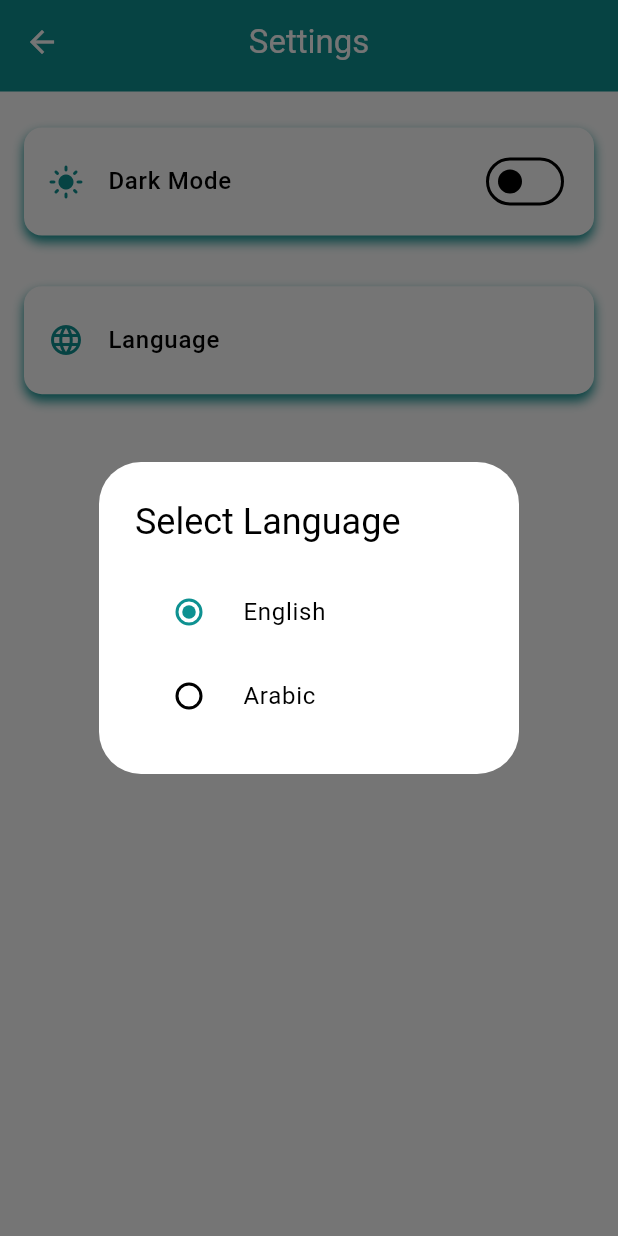
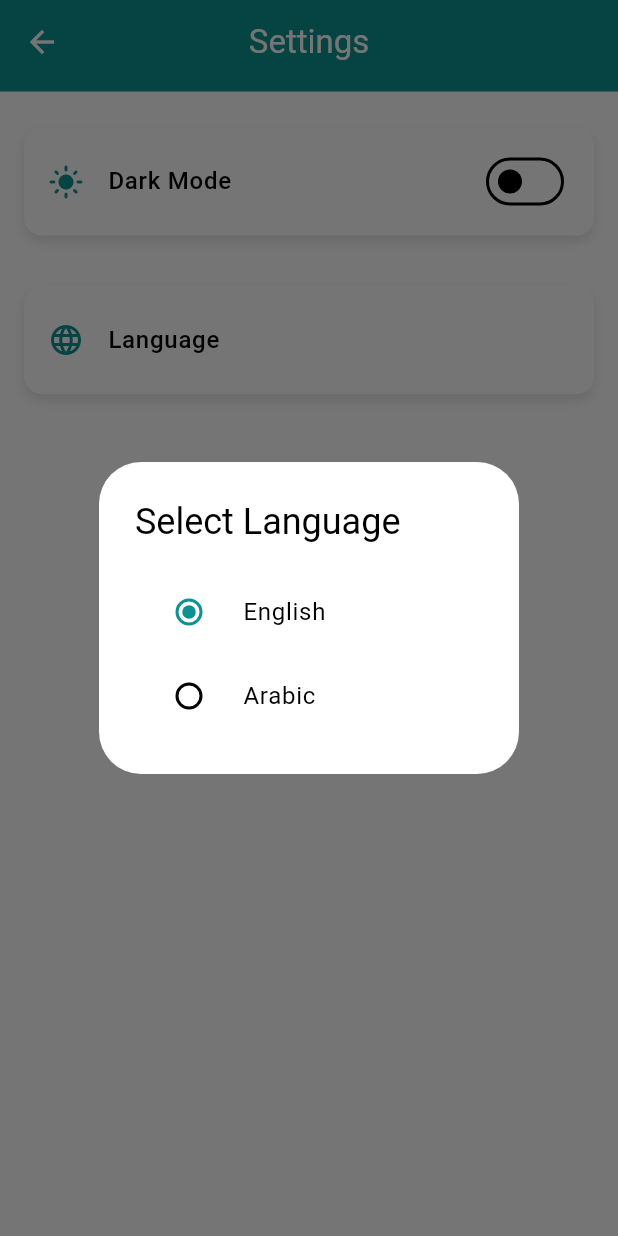
Before and after one commit to OmarAmeer96/Time-Pulse, a Flutter app: the SettingsView screen opened by its route, after a tap on "Language", on a phone screen of 412 x 824 dp. Run offline on Flutter 3.47's test engine with Material 3 defaults, Android fonts, the phone set to English and light mode, and no system bars; our stand-ins replace bloc, cloud_firestore, firebase_auth, firebase_core, flutter_bloc, flutter_screenutil and 2 more; accounts and stored records are empty; network calls fail; statements that could not run were skipped.

Commit message:
Refactor theme handling and improve UI consistency across various components

```diff
--- a/analysis_options.yaml
+++ b/analysis_options.yaml
@@ -10,7 +10,6 @@
 analyzer:
   errors:
     use_build_context_synchronously: ignore
-include: package:flutter_lints/flutter.yaml
 
 linter:
   # The lint rules applied to this project can be customized in the
--- a/lib/core/theme.dart
+++ b/lib/core/theme.dart
@@ -3,10 +3,14 @@ import 'package:flutter/material.dart';
 class MyTheme {
   static Color primaryColor = Color.fromARGB(255, 14, 145, 145);
   static Color redColor = Color(0xffF54140);
-  static Color blackColor = Color(0xff3D3C3C);
+  static Color blackColor = Color.fromARGB(255, 56, 53, 53);
   static Color greyColor = Color(0xff575656);
 
   static ThemeData lightMode = ThemeData(
+      appBarTheme: AppBarTheme(
+        foregroundColor: Colors.white,
+        backgroundColor: primaryColor,
+      ),
       colorScheme: ColorScheme.light(primary: primaryColor, error: redColor),
       buttonTheme: ButtonThemeData(textTheme: ButtonTextTheme.primary),
       canvasColor: Colors.white,
@@ -40,6 +44,11 @@ class MyTheme {
       ));
 
   static ThemeData darkMode = ThemeData(
+      appBarTheme: AppBarTheme(
+        foregroundColor: Colors.white,
+        backgroundColor: primaryColor,
+      ),
+      datePickerTheme: DatePickerThemeData(backgroundColor: blackColor),
       colorScheme: ColorScheme.dark(primary: primaryColor),
       buttonTheme: ButtonThemeData(textTheme: ButtonTextTheme.primary),
       scaffoldBackgroundColor: blackColor,
--- a/lib/core/widgets/custom_button.dart
+++ b/lib/core/widgets/custom_button.dart
@@ -15,6 +15,8 @@ class CustomButton extends StatelessWidget {
   Widget build(BuildContext context) {
     return Padding(
       padding: const EdgeInsets.all(15),
+      child: SizedBox(
+        height: 50,
         child: ElevatedButton(
           style: ElevatedButton.styleFrom(
             backgroundColor: Theme.of(context).colorScheme.primary,
@@ -35,6 +37,7 @@ class CustomButton extends StatelessWidget {
             ],
           ),
         ),
+      ),
     );
   }
 }
--- a/lib/core/widgets/custom_text_form_field.dart
+++ b/lib/core/widgets/custom_text_form_field.dart
@@ -48,7 +48,7 @@ class CustomTextFormField extends StatelessWidget {
                   : null,
               labelText: label,
               labelStyle: TextStyle(
-                  color: theme.darkMode ? Colors.black54 : Colors.black,
+                  color: theme.darkMode ? Colors.white : Colors.black,
                   fontSize: 20),
               prefixIcon: prefixIcon,
               prefixIconColor: Theme.of(context).colorScheme.primary,
--- a/lib/core/widgets/global_appbar.dart
+++ b/lib/core/widgets/global_appbar.dart
@@ -2,7 +2,7 @@ import 'package:flutter/material.dart';
 
 class GlobalAppbar extends StatelessWidget implements PreferredSizeWidget {
   final String title;
-  List<Widget>? actions;
+  final List<Widget>? actions;
   GlobalAppbar({required this.title, super.key, this.actions = null});
 
   @override
--- a/lib/core/widgets/global_data_show.dart
+++ b/lib/core/widgets/global_data_show.dart
@@ -14,7 +14,7 @@ class GlobalDataShow extends StatelessWidget {
       padding: EdgeInsets.all(10),
       decoration: BoxDecoration(
           borderRadius: BorderRadius.circular(8),
-          color: Colors.grey.withValues(alpha: theme.darkMode ? 0.5 : 0.1)),
+          color: Colors.grey.withValues(alpha: 0.1)),
       child: Row(
         mainAxisAlignment: MainAxisAlignment.spaceBetween,
         children: [
@@ -30,7 +30,7 @@ class GlobalDataShow extends StatelessWidget {
             data,
             style: TextStyle(
                 fontSize: 12,
-                color: theme.darkMode ? Colors.black54 : Colors.black),
+                color: theme.darkMode ? Colors.white : Colors.black),
           )
         ],
       ),
--- a/lib/data/extensions/extensions.dart
+++ b/lib/data/extensions/extensions.dart
@@ -3,11 +3,13 @@ import 'package:flutter_bloc/flutter_bloc.dart';
 import 'package:time_pulse/features/settings/cubit/theme_cubit/theme_cubit.dart';
 
 extension CustomBoxDecoration on Widget {
-  Widget decorate({double? padding , required BuildContext context}) {
+  Widget decorate({double? padding, required BuildContext context}) {
     return Container(
       padding: EdgeInsets.all(padding!),
       decoration: BoxDecoration(
-          color: context.read<ThemeCubit>().darkMode?Colors.grey.shade400:Colors.white,
+          color: context.read<ThemeCubit>().darkMode
+              ? Colors.black26
+              : Colors.white,
           borderRadius: BorderRadius.circular(12),
           boxShadow: [
             BoxShadow(
--- a/lib/features/admin/models/employee_model.dart
+++ b/lib/features/admin/models/employee_model.dart
@@ -4,23 +4,24 @@ class EmployeeModel {
   final String name;
   final String email;
   final String id;
-  int remaining_leaves = 21;
+  final int remaining_leaves;
   bool isCheckedIn = false;
 
   EmployeeModel({
     required this.name,
     required this.email,
     required this.id,
+    required this.remaining_leaves,
   });
 
   factory EmployeeModel.fromFireStore(
       DocumentSnapshot<Map<String, dynamic>> snapshot) {
     final data = snapshot.data();
     return EmployeeModel(
-      name: data?['name'] ?? '',
-      email: data?['email'] ?? "",
-      id: data?['ID'].toString() ?? "",
-    );
+        name: data?['name'] ?? '',
+        email: data?['email'] ?? "",
+        id: data?['ID'].toString() ?? "",
+        remaining_leaves: data?['remaining_leaves'] ?? 0);
   }
 
   Map<String, dynamic> toFireStore() {
--- a/lib/features/admin/views/admin_vrv.dart
+++ b/lib/features/admin/views/admin_vrv.dart
@@ -2,6 +2,7 @@ import 'package:cloud_firestore/cloud_firestore.dart';
 import 'package:flutter/material.dart';
 import 'package:flutter_bloc/flutter_bloc.dart';
 import 'package:time_pulse/core/widgets/global_appbar.dart';
+import 'package:time_pulse/features/admin/cubit/admin_cubit/admin_cubit.dart';
 import 'package:time_pulse/features/admin/cubit/vacations_cubit/vacations_cubit.dart';
 import 'package:time_pulse/features/admin/cubit/vacations_cubit/vacations_state.dart';
 import 'package:time_pulse/features/admin/models/vacation_request_model.dart';
@@ -74,6 +75,7 @@ class _AdminVrvState extends State<AdminVrv> {
           .collection("vacationRequests")
           .doc(vacation.requestId)
           .update({"status": "Accepted"});
+      await context.read<AdminCubit>().getEmployeeData();
 
       setState(() {
         vacation.status = "Accepted";
--- a/lib/features/admin/widgets/create_employee_view.dart
+++ b/lib/features/admin/widgets/create_employee_view.dart
@@ -91,9 +91,9 @@ class _CreateEmployeeState extends State<CreateEmployee> {
               ),
             ),
           ),
-        ).decorate(padding: 4, context: context);
+        );
       },
-    );
+    ).decorate(padding: 4, context: context);
   }
 
   String? validateName(String? value) {
--- a/lib/features/settings/settings_view.dart
+++ b/lib/features/settings/settings_view.dart
@@ -56,13 +56,12 @@ class SettingsView extends StatelessWidget {
     return Container(
       margin: EdgeInsets.symmetric(vertical: 8),
       decoration: BoxDecoration(
-        color: context.read<ThemeCubit>().darkMode
-            ? Colors.grey.shade500
-            : Colors.white,
+        color:
+            context.read<ThemeCubit>().darkMode ? Colors.black26 : Colors.white,
         borderRadius: BorderRadius.circular(12),
         boxShadow: [
           BoxShadow(
-            color: Theme.of(context).colorScheme.primary,
+            color: Colors.black.withValues(alpha: 0.1),
             blurRadius: 6,
             offset: Offset(0, 4),
           ),
--- a/lib/features/user/cubit/user_cubit.dart
+++ b/lib/features/user/cubit/user_cubit.dart
@@ -49,8 +49,8 @@ class UserCubit extends Cubit<UserState> {
   checkInAndOut() async {
     emit(UserLocationLoading(employeeName: employeeName));
     await determinePosition();
-    double companyLatitude = employeeLatitude;
-    double companyLongitude = employeeLongitude;
+    double companyLatitude = 30.0425;
+    double companyLongitude = 31.2313;
     double distance = Geolocator.distanceBetween(
         employeeLatitude, employeeLongitude, companyLatitude, companyLongitude);
     emit(UserLocationLoaded(employeeName: employeeName));
```
Also changed, not shown: lib/features/admin/cubit/admin_cubit/admin_cubit.dart (+4 -4 lines), lib/features/admin/views/admin_home_view.dart (+11 -9 lines), lib/features/admin/widgets/custom_list_tile.dart (+9 -5 lines), lib/features/profile/widgets/info_row_item.dart (+4 -4 lines), lib/features/profile/widgets/profile_header.dart (+5 -2 lines), lib/features/profile/widgets/user_info_card.dart (+6 -8 lines), 4 other files. Lines whose indentation alone changed are shown as unchanged.
